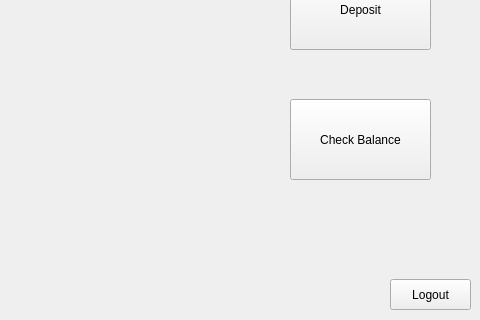
First picture: the form in mainwindow.ui, repository ItsAhadun/ATM, before the edit; both pictures show x 459 to 939 and y 380 to 700 of the 939 by 700 pixel window.
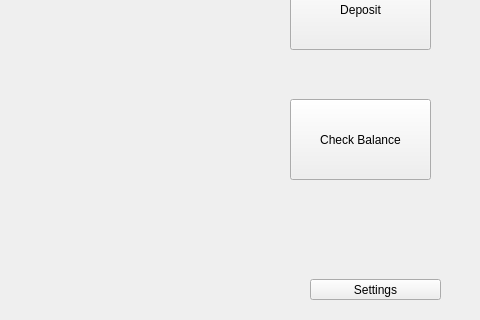
Second picture: the form after the edit.

Commit message: settings popup added/ logout button removed

Diff of the .ui file:
```diff
--- a/mainwindow.ui
+++ b/mainwindow.ui
@@ -381,17 +381,17 @@
          <string>25,000</string>
         </property>
        </widget>
-       <widget class="QPushButton" name="logout_Button">
+       <widget class="QToolButton" name="settings_Button">
         <property name="geometry">
          <rect>
-          <x>840</x>
+          <x>760</x>
           <y>650</y>
-          <width>81</width>
-          <height>31</height>
+          <width>131</width>
+          <height>21</height>
          </rect>
         </property>
         <property name="text">
-         <string>Logout</string>
+         <string>Settings</string>
         </property>
        </widget>
       </widget>
```
The commit also changes 11 other files.
